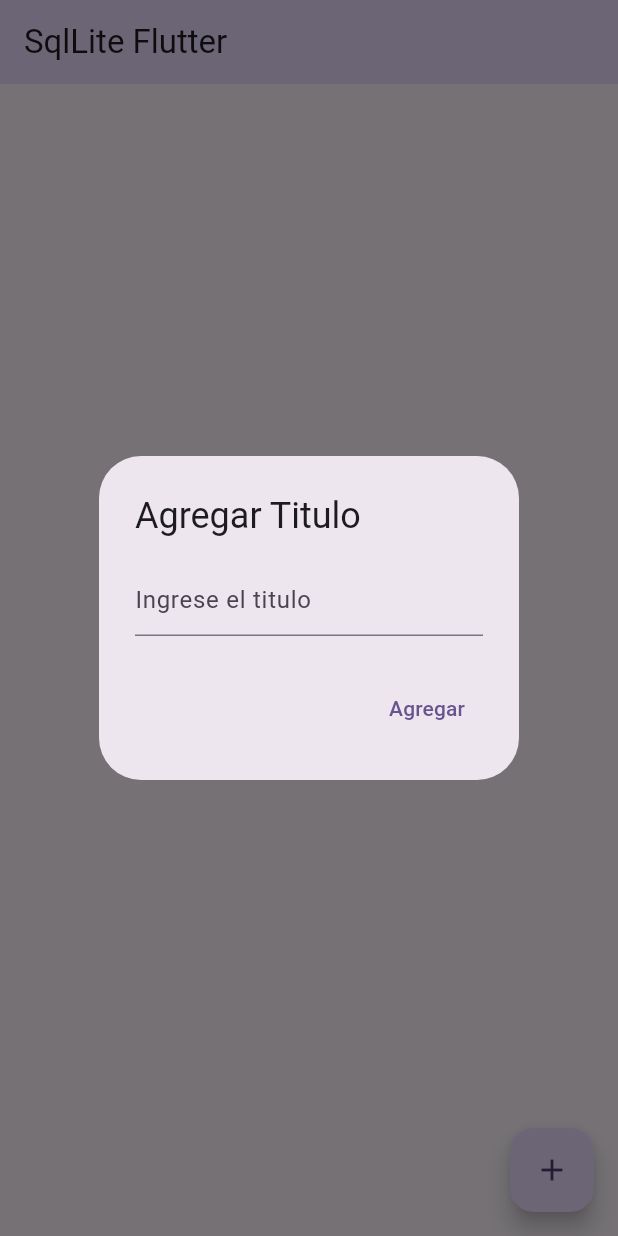
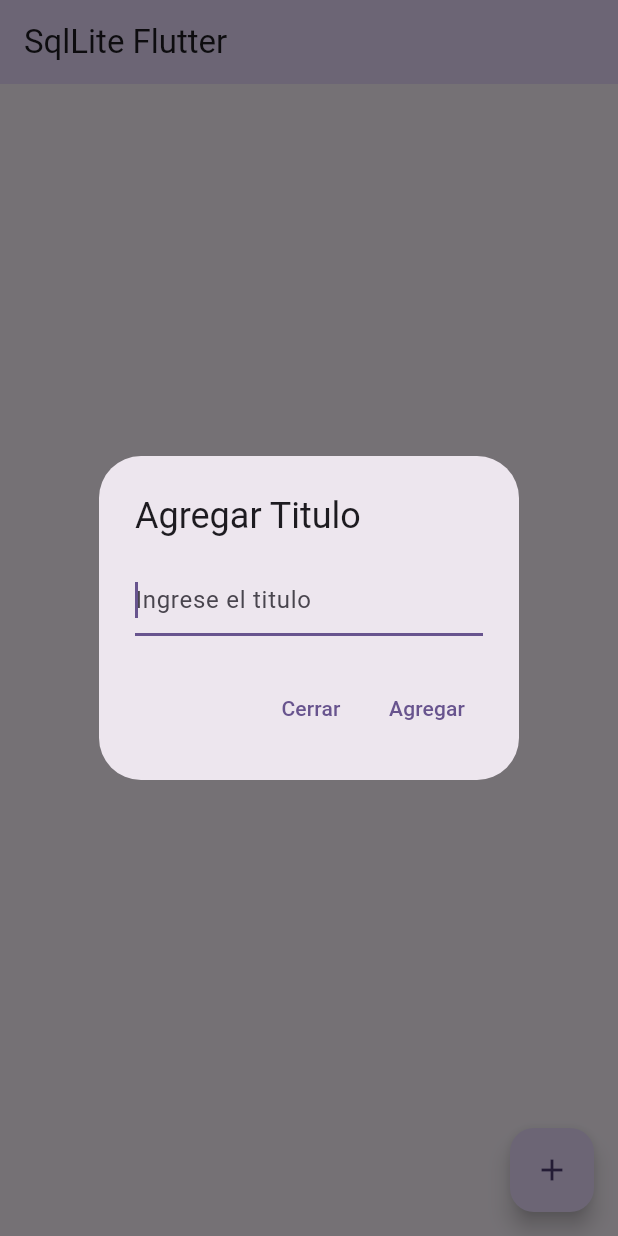
Before and after one commit to andrefgk/guia_8-part2, a Flutter app: the screen it shows after launch, after a tap on the "add" icon, on a phone screen of 412 x 824 dp. Run offline on Flutter 3.47's test engine with Material 3 defaults, Android fonts, the phone set to English and light mode, and no system bars; our stand-ins replace sqflite; accounts and stored records are empty.

Commit message:
exercise 2.1

```diff
--- a/lib/main.dart
+++ b/lib/main.dart
@@ -55,23 +55,35 @@ class _MyHomePageState extends State<MyHomePage> { // Clase del estado
     _cargarListaLibros(); // Recarga la lista para mostrar el nuevo libro
   }
 
-  void _mostrarVentanaAgregar() { // Muestra el diálogo para agregar un nuevo libro
-    showDialog(
-      context: context,
-      builder: (context) {
-        return AlertDialog(
+  void _mostrarVentanaAgregar() { // Función privada para mostrar el diálogo de agregar título
+    // Limpiar el campo al abrir el diálogo
+    _EditTituloLibro.clear(); // Se limpia el contenido del TextField antes de mostrar el diálogo
+
+    showDialog( // Se muestra un diálogo modal
+      context: context, // Se utiliza el contexto actual para mostrar el diálogo
+      builder: (context) { // Función que construye el contenido del diálogo
+        return AlertDialog( // Se retorna un AlertDialog como contenido del diálogo
           title: const Text("Agregar Titulo"), // Título del diálogo
           content: TextField( // Campo de texto para ingresar el título
-            controller: _EditTituloLibro, // Controlador del campo
-            decoration: const InputDecoration(hintText: "Ingrese el titulo"), // Placeholder
+            controller: _EditTituloLibro, // Controlador que gestiona el texto ingresado
+            decoration: const InputDecoration(hintText: "Ingrese el titulo"), // Decoración del campo con texto de sugerencia
+            autofocus: true, // Enfocar automáticamente el campo al abrir el diálogo
           ),
-          actions: [ // Botones del diálogo
-            TextButton(
-              onPressed: () {
+          actions: [ // Lista de botones en la parte inferior del diálogo
+            // Botón para cerrar el diálogo
+            TextButton( // Botón de tipo texto
+              onPressed: () { // Acción al presionar el botón
+                Navigator.of(context).pop(); // Cierra el diálogo
+              },
+              child: Text("Cerrar") // Texto del botón
+            ),
+            // Botón para agregar (mantiene el diálogo abierto)
+            TextButton( // Botón de tipo texto
+              onPressed: () { // Acción al presionar el botón
                 if (_EditTituloLibro.text.isNotEmpty) { // Verifica que el campo no esté vacío
-                  _agregarNuevoLibro(_EditTituloLibro.text.toString()); // Agrega el libro
-                  _EditTituloLibro.clear(); // Limpia el campo
-                  Navigator.of(context).pop(); // Cierra el diálogo
+                  _agregarNuevoLibro(_EditTituloLibro.text.toString()); // Llama a la función para agregar el nuevo libro con el texto ingresado
+                  _EditTituloLibro.clear(); // Limpia el campo de texto después de agregar
+                  // Mantener el diálogo abierto - NO llamar a Navigator.pop()
                 }
               },
               child: Text("Agregar") // Texto del botón
```
